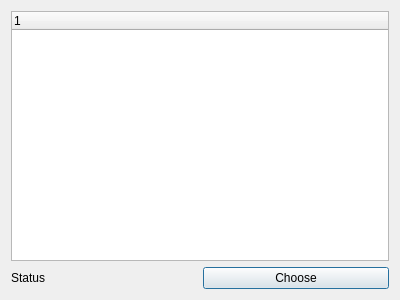
The window that src/ui/file_dialog.ui (QAZYAE/YaDisk_GUI) describes before a commit, drawn with Qt 5.
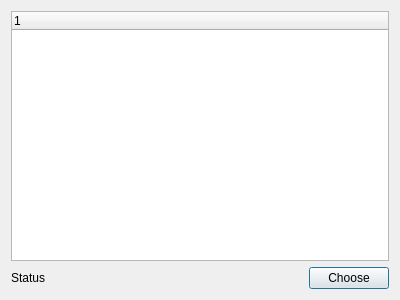
The same window after the commit.

Commit message: Start-stop fixed

Patch:
```diff
--- a/src/ui/file_dialog.ui
+++ b/src/ui/file_dialog.ui
@@ -27,11 +27,30 @@
     <layout class="QHBoxLayout" name="horizontalLayout">
      <item>
       <widget class="QLabel" name="label_status">
+       <property name="minimumSize">
+        <size>
+         <width>100</width>
+         <height>0</height>
+        </size>
+       </property>
        <property name="text">
         <string>Status</string>
        </property>
       </widget>
      </item>
+     <item>
+      <spacer name="horizontalSpacer">
+       <property name="orientation">
+        <enum>Qt::Horizontal</enum>
+       </property>
+       <property name="sizeHint" stdset="0">
+        <size>
+         <width>40</width>
+         <height>20</height>
+        </size>
+       </property>
+      </spacer>
+     </item>
      <item>
       <widget class="QPushButton" name="btn_choose">
        <property name="text">
```
The commit also changes 2 other files.
